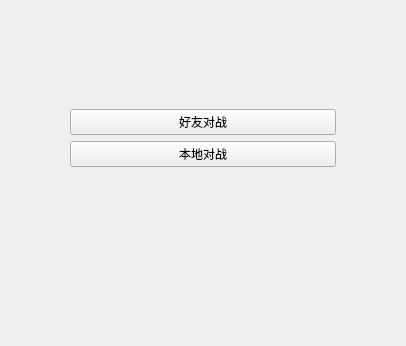
This is chess/chess/welcome.ui in zjw-Doraemon/china_chess as Qt 5 draws it before an edit; both pictures show x 0 to 406 and y 0 to 346 of the 406 by 610 pixel window. The edited form follows.
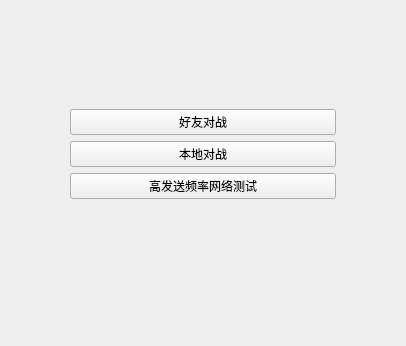
This is the edited form.

What changed in the file:
```diff
--- a/chess/chess/welcome.ui
+++ b/chess/chess/welcome.ui
@@ -59,6 +59,13 @@
            </property>
           </widget>
          </item>
+         <item>
+          <widget class="QPushButton" name="web_test">
+           <property name="text">
+            <string>高发送频率网络测试</string>
+           </property>
+          </widget>
+         </item>
          <item>
           <spacer name="verticalSpacer_2">
            <property name="orientation">
```
Left out of the diff: 6 changed lines with no effect on the pictures.
